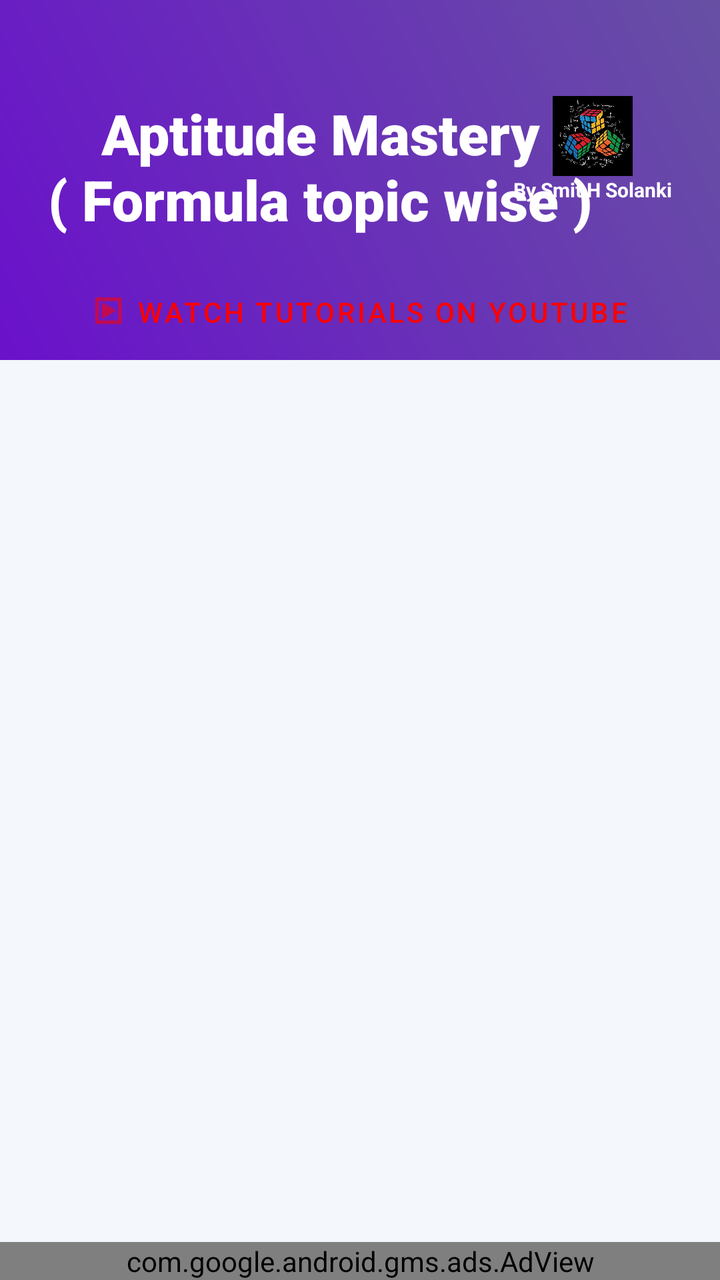
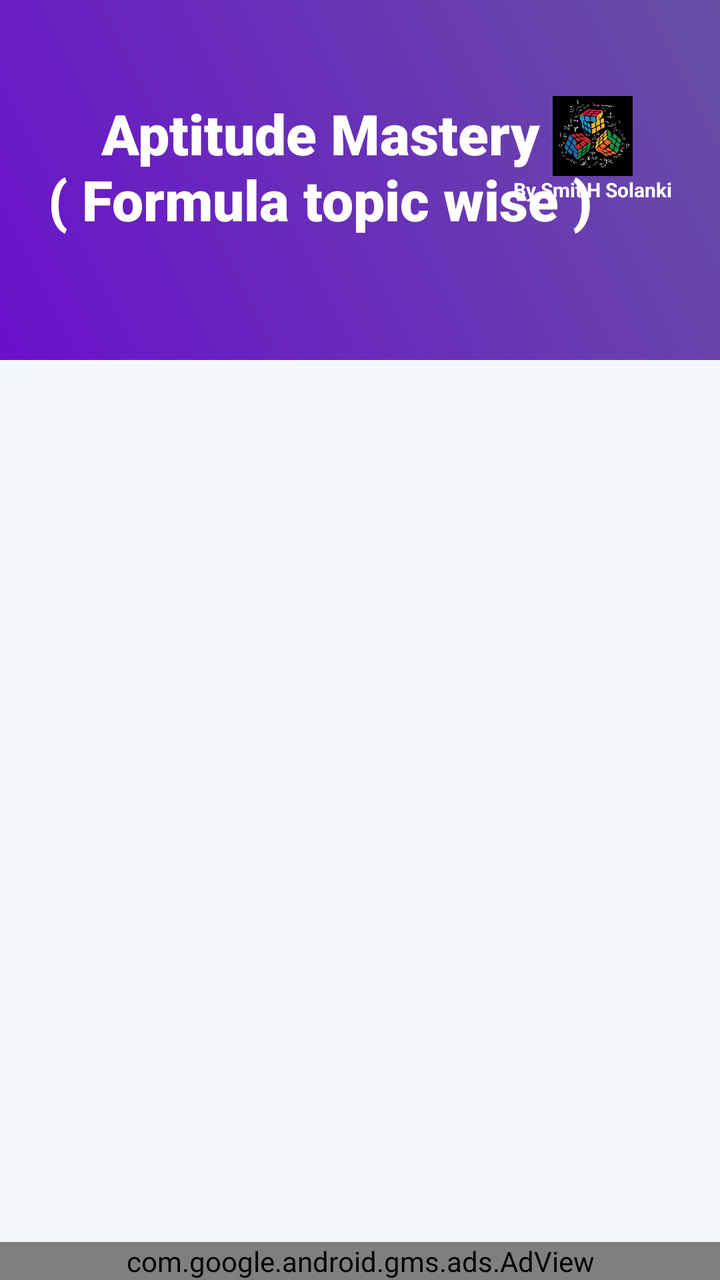

Before-and-after screenshots of an Android layout around one commit, followed by the original layout XML and the change that was made.
<!-- AndroidManifest.xml: application theme Theme.Aptitude -->
<!-- res/layout/activity_formula.xml -->
<?xml version="1.0" encoding="utf-8"?>
<androidx.constraintlayout.widget.ConstraintLayout xmlns:android="http://schemas.android.com/apk/res/android"
    xmlns:app="http://schemas.android.com/apk/res-auto"
    xmlns:tools="http://schemas.android.com/tools"
    android:layout_width="match_parent"
    android:layout_height="match_parent"
    android:background="#F4F7FC"
    tools:context=".FormulaActivity">

    <View
        android:id="@+id/headerBackground"
        android:layout_width="match_parent"
        android:layout_height="180dp"
        android:background="@drawable/header_gradient"
        app:layout_constraintTop_toTopOf="parent" />

    <TextView
        android:id="@+id/titleText"
        android:layout_width="wrap_content"
        android:layout_height="wrap_content"
        android:layout_marginStart="24dp"
        android:layout_marginTop="48dp"
        android:text="Aptitude Mastery\n( Formula topic wise )"
        android:gravity="center"
        android:textColor="#FFFFFF"
        android:textSize="28sp"
        android:fontFamily="sans-serif-black"
        app:layout_constraintStart_toStartOf="parent"
        app:layout_constraintTop_toTopOf="parent" />

    <LinearLayout
        android:id="@+id/devBranding"
        android:layout_width="wrap_content"
        android:layout_height="wrap_content"
        android:layout_marginEnd="24dp"
        android:orientation="vertical"
        android:gravity="center"
        app:layout_constraintEnd_toEndOf="parent"
        app:layout_constraintTop_toTopOf="@+id/titleText">

        <ImageView
            android:layout_width="40dp"
            android:layout_height="40dp"
            android:src="@drawable/logo"/>

        <TextView
            android:layout_width="wrap_content"
            android:layout_height="wrap_content"
            android:text="By Smit H Solanki"
            android:textColor="#FFFFFF"
            android:textSize="10sp"
            android:textStyle="bold" />
    </LinearLayout>

    <androidx.recyclerview.widget.RecyclerView
        android:id="@+id/recyclerViewTopics"
        android:layout_width="match_parent"
        android:layout_height="0dp"
        android:clipToPadding="false"
        android:padding="12dp"
        app:layout_constraintBottom_toTopOf="@+id/adView"
        app:layout_constraintTop_toBottomOf="@+id/headerBackground" />

    <com.google.android.material.button.MaterialButton
        android:id="@+id/youtubeButton"
        style="@style/Widget.MaterialComponents.Button.TextButton"
        android:layout_width="wrap_content"
        android:layout_height="wrap_content"
        android:text="Watch Tutorials on YouTube"
        android:textColor="#FF0000"
        app:icon="@android:drawable/ic_menu_slideshow"
        app:iconTint="#FF0000"
        app:layout_constraintBottom_toBottomOf="@+id/headerBackground"
        app:layout_constraintEnd_toEndOf="parent"
        app:layout_constraintStart_toStartOf="parent" />

    <com.google.android.gms.ads.AdView
        android:id="@+id/adView"
        android:layout_width="match_parent"
        android:layout_height="wrap_content"
        android:layout_alignParentBottom="true"
        app:adSize="BANNER"
        app:adUnitId="ca-app-pub-6920326538569130/1677588600"
        app:layout_constraintBottom_toBottomOf="parent"
        app:layout_constraintEnd_toEndOf="parent"
        app:layout_constraintStart_toStartOf="parent">

    </com.google.android.gms.ads.AdView>

</androidx.constraintlayout.widget.ConstraintLayout>
<!-- resources referenced by this layout -->
<resources>
  <!-- drawable header_gradient (drawable) -->
  <shape xmlns:android="http://schemas.android.com/apk/res/android">
      <gradient
          android:startColor="#6A11CB"
          android:endColor="#6750A4"
          android:angle="45"/>
  </shape>
  <!-- drawable logo: png bitmap (drawable, 368229 bytes) -->
  <style name="Theme.Aptitude" parent="Base.Theme.Aptitude" />
  <style name="Base.Theme.Aptitude" parent="Theme.Material3.DayNight.NoActionBar">
          
          
      </style>
</resources>

<!-- the commit's change to res/layout/activity_formula.xml (unified diff, before → after) -->
@@ -61,19 +61,6 @@
         app:layout_constraintBottom_toTopOf="@+id/adView"
         app:layout_constraintTop_toBottomOf="@+id/headerBackground" />
 
-    <com.google.android.material.button.MaterialButton
-        android:id="@+id/youtubeButton"
-        style="@style/Widget.MaterialComponents.Button.TextButton"
-        android:layout_width="wrap_content"
-        android:layout_height="wrap_content"
-        android:text="Watch Tutorials on YouTube"
-        android:textColor="#FF0000"
-        app:icon="@android:drawable/ic_menu_slideshow"
-        app:iconTint="#FF0000"
-        app:layout_constraintBottom_toBottomOf="@+id/headerBackground"
-        app:layout_constraintEnd_toEndOf="parent"
-        app:layout_constraintStart_toStartOf="parent" />
-
     <com.google.android.gms.ads.AdView
         android:id="@+id/adView"
         android:layout_width="match_parent"
